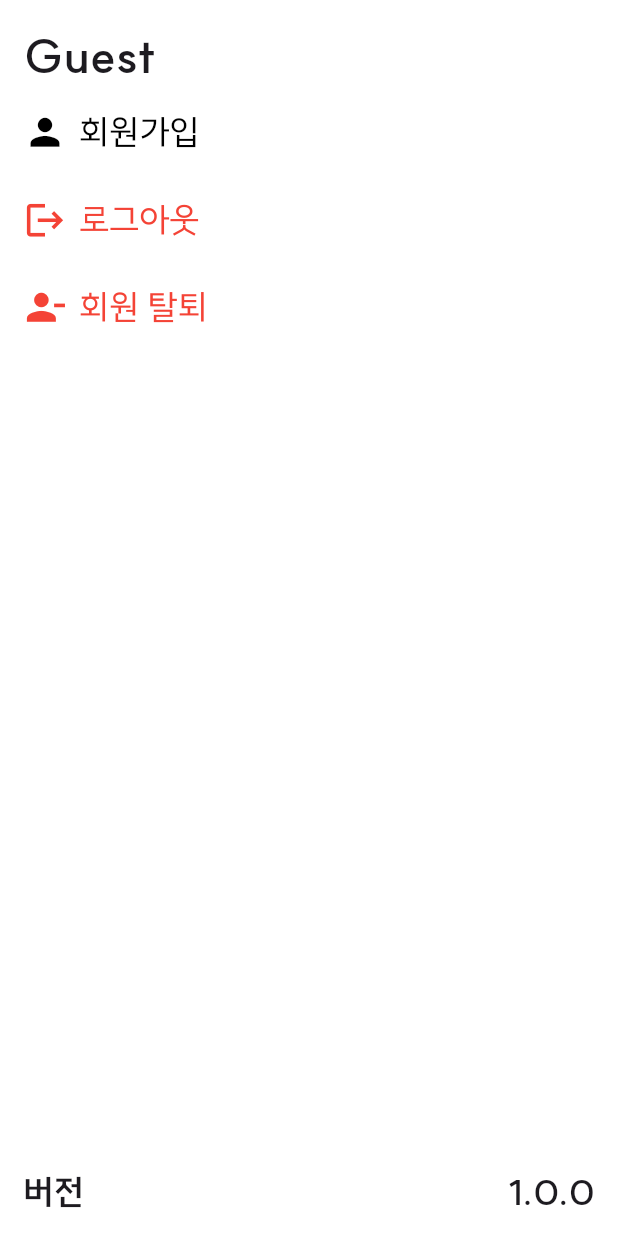
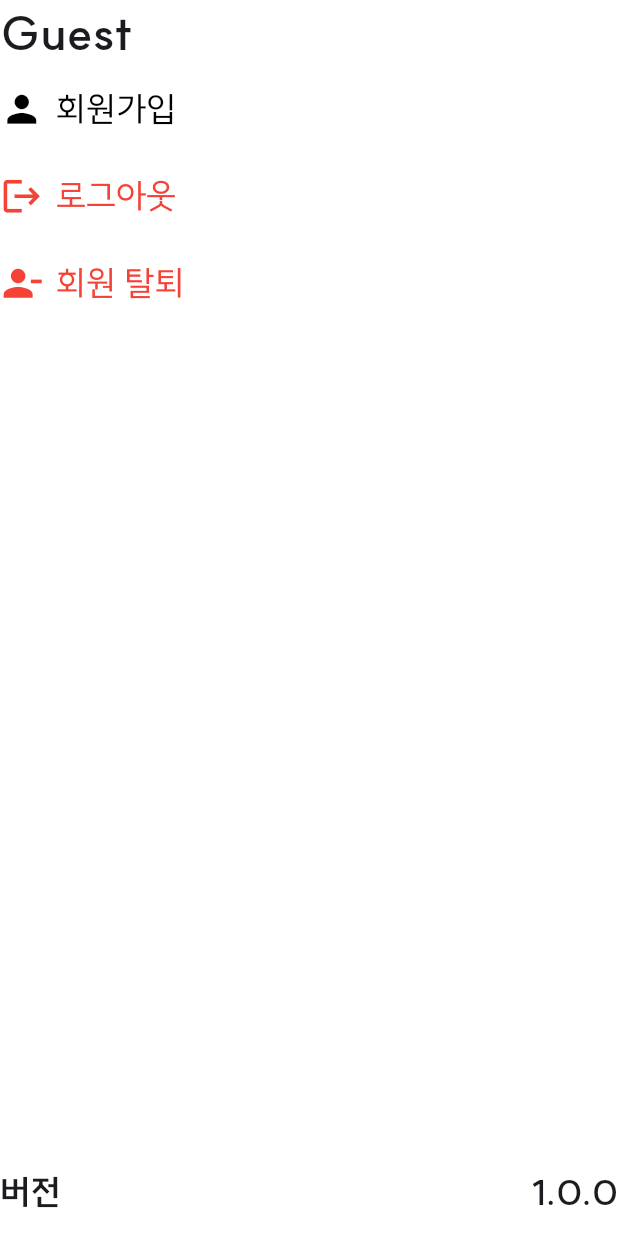
Before and after one commit to oneStar92/sigppang_e, a Flutter app: the SettingScreen widget shown alone on an empty page, opened directly, on a phone screen of 412 x 824 dp. Run offline on Flutter 3.47's test engine with Material 3 defaults, Android fonts, the phone set to English and light mode, and no system bars; our stand-ins replace flutter_screenutil, flutter_svg, table_calendar; project files that could hold a hidden picture were left out.

Commit message:
refactor: SettingScreen Scaffold 제거

```diff
--- a/lib/presentation/setting/setting_screen.dart
+++ b/lib/presentation/setting/setting_screen.dart
@@ -10,11 +10,7 @@ final class SettingScreen extends StatelessWidget {
   @override
   Widget build(BuildContext context) {
     final buttonSize = Sizes.settingButtonSize;
-    return Scaffold(
-      body: SafeArea(
-        child: Padding(
-          padding: Sizes.defaultAppPadding,
-          child: Column(
+    return Column(
       crossAxisAlignment: CrossAxisAlignment.stretch,
       children: [
         const ProfileWidget(),
@@ -72,9 +68,6 @@ final class SettingScreen extends StatelessWidget {
           ),
         ),
       ],
-          ),
-        ),
-      ),
     );
   }
 }
```
Lines whose indentation alone changed are shown as unchanged.
